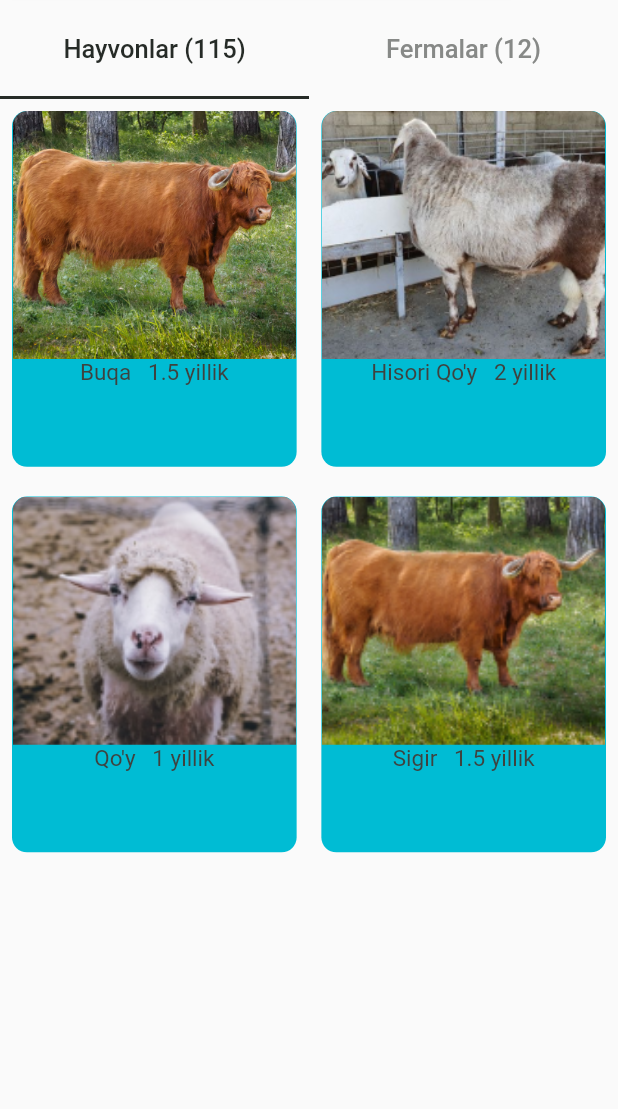
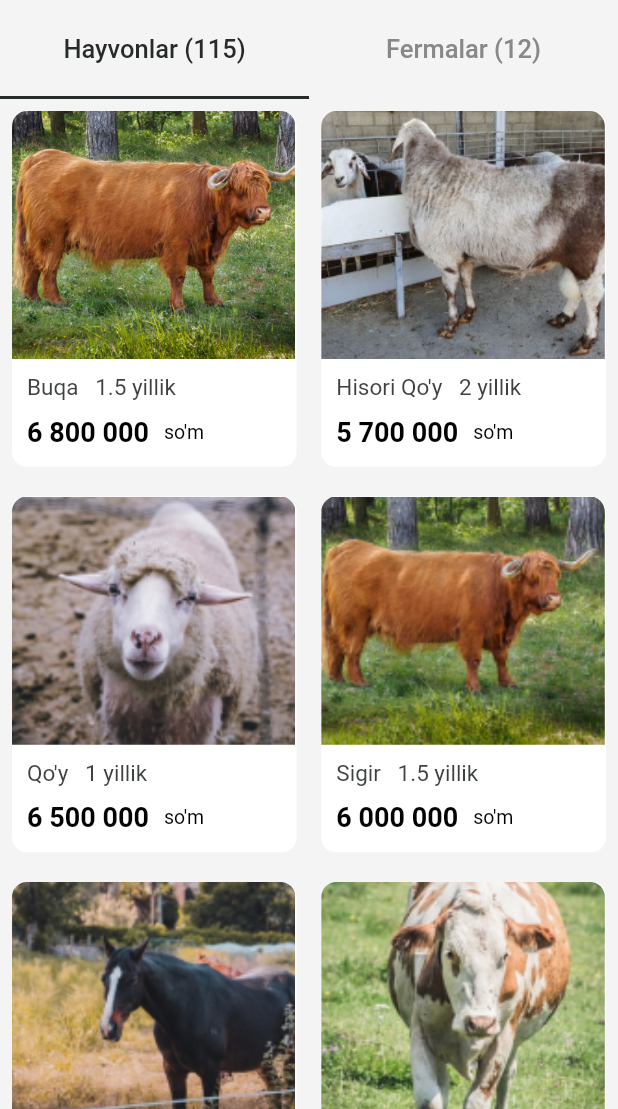
Before and after one commit to shohjahon-shodmonov/halalfarm, a Flutter app: the SearchScreen screen opened directly, on a phone screen of 412 x 824 dp, the part 127-1236 px from its top. Run offline on Flutter 3.47's test engine with Material 2 defaults, Android fonts, the phone set to English and light mode, and no system bars; our stand-ins replace flutter_svg, pinput.

Commit message:
search page updated

```diff
--- a/lib/core/data/local/local_data.dart
+++ b/lib/core/data/local/local_data.dart
@@ -1,3 +1,5 @@
+import 'package:flutter/material.dart';
+
 class Tarif {
   static List tariflar = [
     {
@@ -55,5 +57,54 @@ class Hayvonlar {
       "narxi": "6 000 000",
       "rasmi": "assets/images/animals/cow.png"
     },
+    {
+      "nomi": "Ot",
+      "yoshi": "1.5 yillik",
+      "narxi": "6 000 000",
+      "rasmi": "assets/images/animals/horse.png"
+    },
+    {
+      "nomi": "Sigir",
+      "yoshi": "1.5 yillik",
+      "narxi": "6 000 000",
+      "rasmi": "assets/images/animals/cow2.png"
+    },
+    {
+      "nomi": "Tovuq",
+      "yoshi": "1.5 yillik",
+      "narxi": "6 000 000",
+      "rasmi": "assets/images/animals/hen.png"
+    },
+    {
+      "nomi": "Quyon",
+      "yoshi": "1.5 yillik",
+      "narxi": "6 000 000",
+      "rasmi": "assets/images/animals/rabbit.png"
+    },
   ];
 }
+
+class Fermalar {
+  static List fermalarHaqida = [
+    {
+      "nomi": "Yangi O'zbekiston Fermasi",
+      "joylashuv": "Toshkent vil., Oqqo'rg'on tumani",
+      "rasmi": "assets/images/farms/yangi_uzb.png",
+    },
+    {
+      "nomi": "Chiqchiq Farm",
+      "joylashuv": "Toshkent vil., Chiqchiq tumani",
+      "rasmi": "assets/images/farms/chirchiq.png",
+    },
+    {
+      "nomi": "Parkent Farm",
+      "joylashuv": "Toshkent vil., Parkent tumani",
+      "rasmi": "assets/images/farms/parkent.png",
+    },
+    {
+      "nomi": "Guliston Farm",
+      "joylashuv": "Sirdaryo vil., Guliston tumani",
+      "rasmi": "assets/images/farms/guliston.png",
+    },
+  ];
+}
--- a/lib/core/widgets/animals.dart
+++ b/lib/core/widgets/animals.dart
@@ -21,10 +21,11 @@ class Animals extends StatelessWidget {
           height: getProportionScreenHeight(206),
           width: getProportionScreenWidth(172),
           decoration: BoxDecoration(
-            color: Colors.cyan,
+            color: Colors.white,
             borderRadius: BorderRadius.circular(10),
           ),
           child: Column(
+            crossAxisAlignment: CrossAxisAlignment.start,
             mainAxisAlignment: MainAxisAlignment.start,
             children: [
               SizedBox(
@@ -41,13 +42,38 @@ class Animals extends StatelessWidget {
                   ),
                 ),
               ),
-              Text(
-                "${Hayvonlar.hayvonlarHaqida[index]['nomi']}   ${Hayvonlar.hayvonlarHaqida[index]['yoshi']}",
-                style: TextStyle(
-                  color: ColorConstants.textColorDark80,
-                  fontSize: 15,
+              Padding(
+                padding: const EdgeInsets.all(10.0),
+                child: Text(
+                  "${Hayvonlar.hayvonlarHaqida[index]['nomi']}   ${Hayvonlar.hayvonlarHaqida[index]['yoshi']}",
+                  style: TextStyle(
+                    color: ColorConstants.textColorDark80,
+                    fontSize: 15,
+                  ),
                 ),
               ),
+              Row(
+                children: [
+                  Padding(
+                    padding: const EdgeInsets.symmetric(horizontal: 10.0),
+                    child: Text(
+                      Hayvonlar.hayvonlarHaqida[index]['narxi'],
+                      style: TextStyle(
+                        color: Colors.black,
+                        fontSize: 18,
+                        fontWeight: FontWeight.bold,
+                      ),
+                    ),
+                  ),
+                  Text(
+                    "so'm",
+                    style: TextStyle(
+                      fontSize: 13,
+                      color: Colors.black,
+                    ),
+                  ),
+                ],
+              )
             ],
           ),
         );
--- a/lib/main.dart
+++ b/lib/main.dart
@@ -27,9 +27,9 @@ class MyApp extends StatelessWidget {
       theme: ThemeData(
         primarySwatch: Colors.blue,
       ),
-      initialRoute: '/',
-      onGenerateRoute: _router.routeGenerate,
-      //home: SearchScreen(),
+      // initialRoute: '/',
+      // onGenerateRoute: _router.routeGenerate,
+      home: SearchScreen(),
     );
   }
 }
--- a/lib/screens/search_screen/search_screen.dart
+++ b/lib/screens/search_screen/search_screen.dart
@@ -28,6 +28,7 @@ class _SearchScreenState extends State<SearchScreen>
   Widget build(BuildContext context) {
     SizeConfig().init(context);
     return Scaffold(
+      backgroundColor: ColorConstants.bgColorLightGrey,
       body: Column(
         children: [
           MySearchBar(),
```
Also changed, not shown: lib/core/widgets/farms.dart (+45 -3 lines), assets/images/animals/cow2.png (added), assets/images/animals/hen.png (added), assets/images/animals/horse.png (added), assets/images/animals/rabbit.png (added), assets/images/farms/chirchiq.png (added), assets/images/farms/guliston.png (added), assets/images/farms/parkent.png (added), assets/images/farms/yangi_uzb.png (renamed from assets/images/farms/farm_pic.png).
